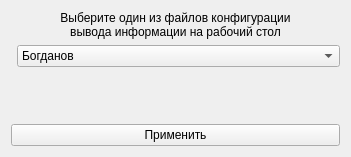
Before: the Qt Designer form bginfo/resources/ui/ui_get_user.ui in dreadsolnce/currentProjects, drawn with Qt 5.
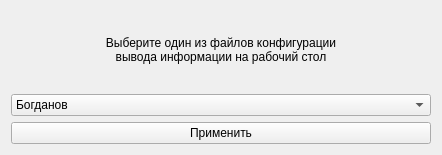
After: the same form once the commit is applied.

Diff of the .ui file:
```diff
--- a/bginfo/resources/ui/ui_get_user.ui
+++ b/bginfo/resources/ui/ui_get_user.ui
@@ -6,24 +6,36 @@
    <rect>
     <x>0</x>
     <y>0</y>
-    <width>351</width>
-    <height>157</height>
+    <width>442</width>
+    <height>155</height>
    </rect>
   </property>
   <property name="windowTitle">
    <string>Конфигурация</string>
   </property>
   <layout class="QGridLayout" name="gridLayout">
-   <item row="1" column="0">
+   <item row="2" column="0">
     <widget class="QPushButton" name="pushButton">
      <property name="text">
       <string>Применить</string>
      </property>
     </widget>
    </item>
+   <item row="1" column="0">
+    <widget class="QComboBox" name="comboBox">
+     <item>
+      <property name="text">
+       <string>Богданов</string>
+      </property>
+     </item>
+     <item>
+      <property name="text">
+       <string>Колчин</string>
+      </property>
+     </item>
+    </widget>
+   </item>
    <item row="0" column="0">
-    <layout class="QFormLayout" name="formLayout">
-     <item row="0" column="0" colspan="2">
       <widget class="QLabel" name="label">
        <property name="text">
         <string>Выберите один из файлов конфигурации 
@@ -36,22 +48,6 @@
         <set>Qt::AlignCenter</set>
        </property>
       </widget>
-     </item>
-     <item row="1" column="1">
-      <widget class="QComboBox" name="comboBox">
-       <item>
-        <property name="text">
-         <string>Богданов</string>
-        </property>
-       </item>
-       <item>
-        <property name="text">
-         <string>Колчин</string>
-        </property>
-       </item>
-      </widget>
-     </item>
-    </layout>
    </item>
   </layout>
  </widget>
```
Lines whose indentation alone changed are shown as unchanged.
